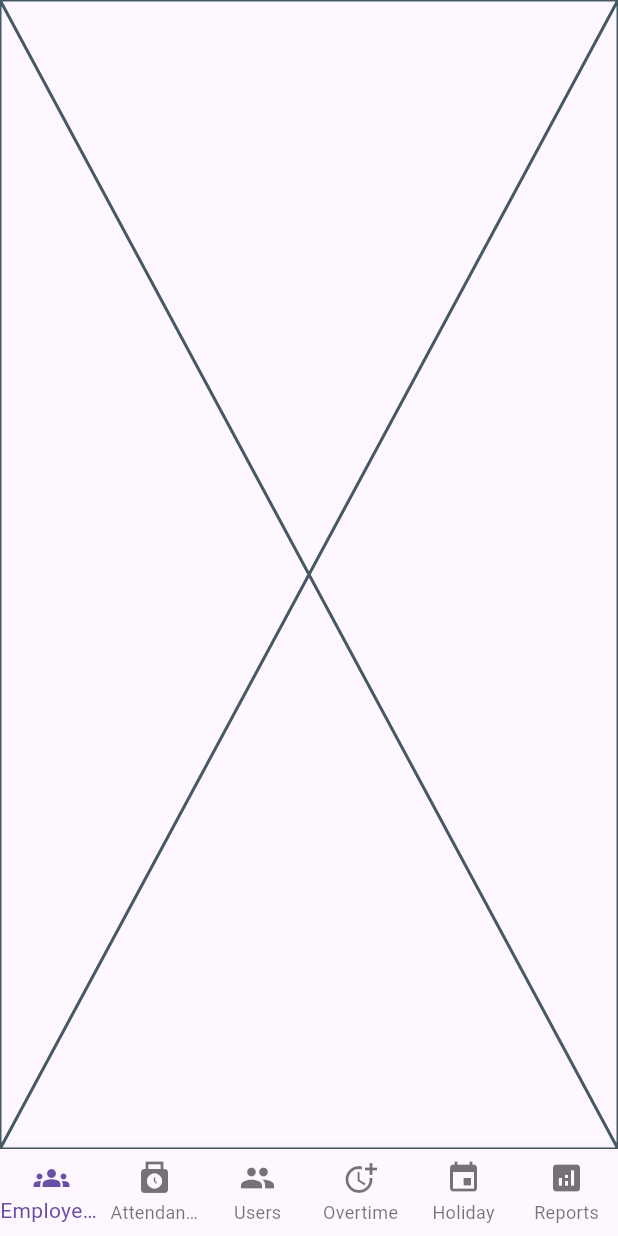
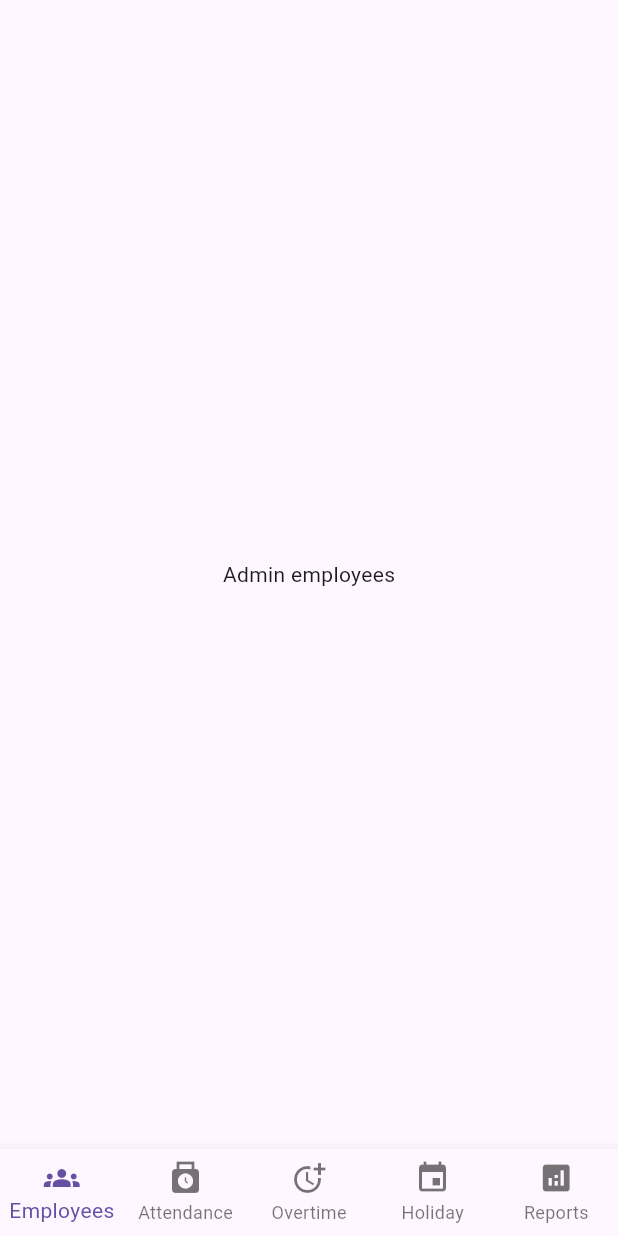
Before and after one commit to noor-faozi/albaderapp, a Flutter app: the screen it shows after launch, on a phone screen of 412 x 824 dp. Run offline on Flutter 3.47's test engine with Material 3 defaults, Android fonts, the light colour scheme and no system bars; our stand-ins replace supabase_flutter; accounts and stored records are empty.

Commit message:
feat: link admin bottom navbar to main page

```diff
--- a/lib/layout/admin_layout.dart
+++ b/lib/layout/admin_layout.dart
@@ -36,7 +36,6 @@ class _AdminLayoutState extends State<AdminLayout> {
               icon: Icon(Icons.groups), label: 'Employees'),
           BottomNavigationBarItem(
               icon: Icon(Icons.punch_clock), label: 'Attendance'),
-          BottomNavigationBarItem(icon: Icon(Icons.people), label: 'Users'),
           BottomNavigationBarItem(
               icon: Icon(Icons.more_time), label: 'Overtime'),
           BottomNavigationBarItem(
--- a/lib/screens/admin/attendance.dart
+++ b/lib/screens/admin/attendance.dart
@@ -10,6 +10,6 @@ class Attendance extends StatefulWidget {
 class _AttendanceState extends State<Attendance> {
   @override
   Widget build(BuildContext context) {
-    return const Placeholder();
+    return const Center(child: Text('Admin Attendance'));
   }
 }
--- a/lib/screens/admin/employees.dart
+++ b/lib/screens/admin/employees.dart
@@ -10,6 +10,6 @@ class Employees extends StatefulWidget {
 class _EmployeesState extends State<Employees> {
   @override
   Widget build(BuildContext context) {
-    return const Placeholder();
+    return const Center(child: Text('Admin employees'));
   }
 }
--- a/lib/screens/admin/holidays.dart
+++ b/lib/screens/admin/holidays.dart
@@ -10,6 +10,6 @@ class Holidays extends StatefulWidget {
 class _HolidaysState extends State<Holidays> {
   @override
   Widget build(BuildContext context) {
-    return const Placeholder();
+    return const Center(child: Text('Admin holidays'));
   }
 }
--- a/lib/screens/admin/overtime_attendance.dart
+++ b/lib/screens/admin/overtime_attendance.dart
@@ -10,6 +10,6 @@ class OvertimeAttendance extends StatefulWidget {
 class _OvertimeAttendanceState extends State<OvertimeAttendance> {
   @override
   Widget build(BuildContext context) {
-    return const Placeholder();
+    return const Center(child: Text('Admin overtime'));
   }
 }
--- a/lib/screens/admin/reports.dart
+++ b/lib/screens/admin/reports.dart
@@ -10,6 +10,6 @@ class Reports extends StatefulWidget {
 class _ReportsState extends State<Reports> {
   @override
   Widget build(BuildContext context) {
-    return const Placeholder();
+    return const Center(child: Text('Admin reports'));
   }
 }
```
Also changed, not shown: lib/main.dart (+0 -63 lines).
